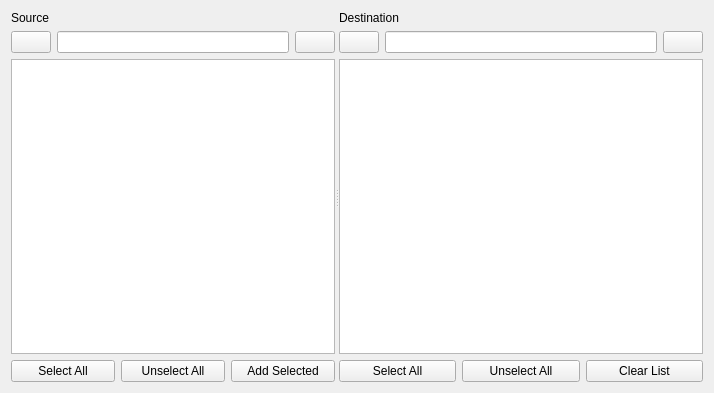
Above: Libs/UserInterfaces/SourceBrowser.ui from AltaArts/SourceTab--Prism-Plugin before the change. Below: the same form after it.
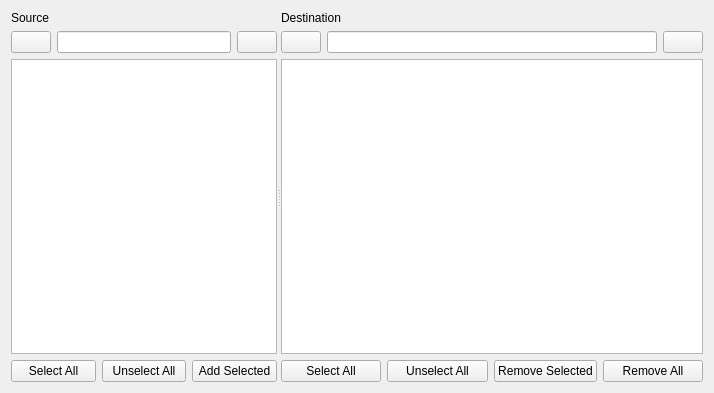
That is the form after the change.

What changed in the file:
```diff
--- a/Libs/UserInterfaces/SourceBrowser.ui
+++ b/Libs/UserInterfaces/SourceBrowser.ui
@@ -198,7 +198,14 @@
          <item>
           <widget class="QPushButton" name="b_clearList">
            <property name="text">
-            <string>Clear List</string>
+            <string>Remove Selected</string>
+           </property>
+          </widget>
+         </item>
+         <item>
+          <widget class="QPushButton" name="b_dest_clearAll">
+           <property name="text">
+            <string>Remove All</string>
            </property>
           </widget>
          </item>
```
Left out of the diff: 2 changed lines with no effect on the pictures.
